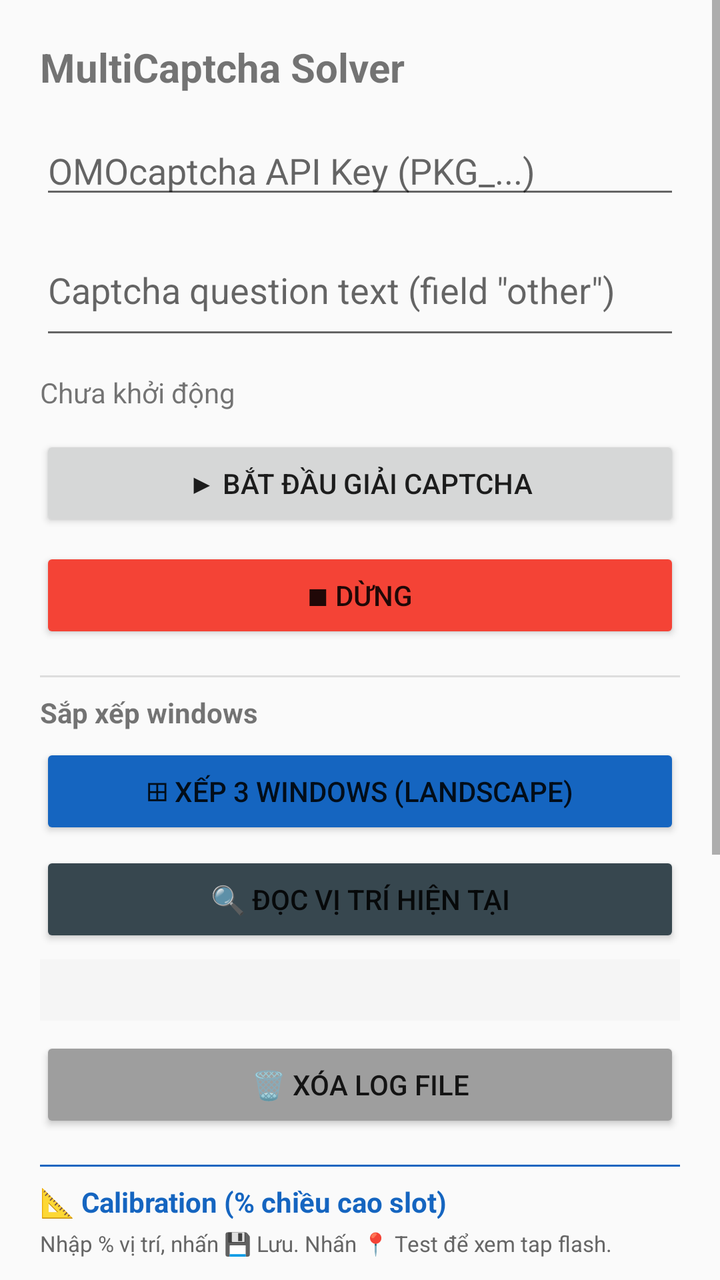
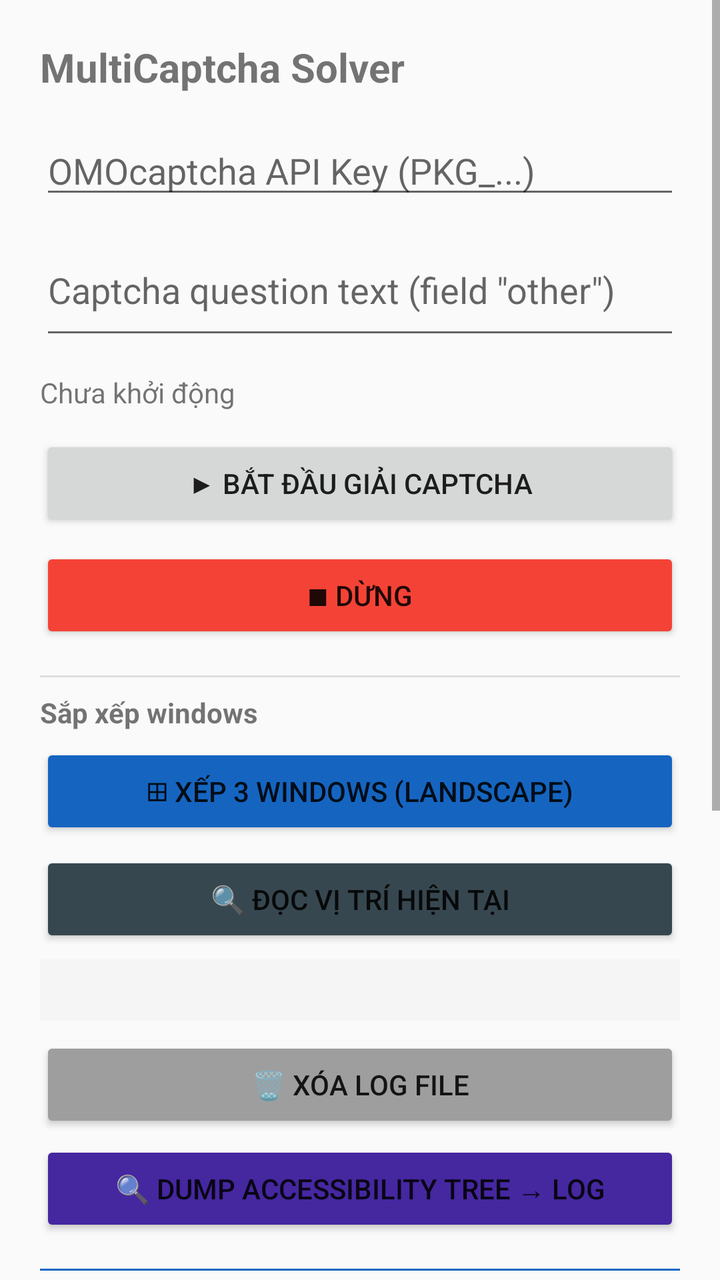

Screens rendered from an Android XML layout before and after an edit, with the pre-edit source and the edit as a unified diff.
<!-- AndroidManifest.xml: application theme Theme.AppCompat.Light.DarkActionBar -->
<!-- res/layout/activity_main.xml -->
<?xml version="1.0" encoding="utf-8"?>
<ScrollView xmlns:android="http://schemas.android.com/apk/res/android"
    android:layout_width="match_parent"
    android:layout_height="match_parent">

    <LinearLayout
        android:layout_width="match_parent"
        android:layout_height="wrap_content"
        android:orientation="vertical"
        android:padding="20dp">

        <TextView
            android:layout_width="wrap_content"
            android:layout_height="wrap_content"
            android:text="MultiCaptcha Solver"
            android:textSize="20sp"
            android:textStyle="bold"
            android:layout_marginBottom="16dp"/>

        <EditText
            android:id="@+id/etApiKey"
            android:layout_width="match_parent"
            android:layout_height="wrap_content"
            android:hint="OMOcaptcha API Key (PKG_...)"
            android:inputType="text"
            android:singleLine="true"
            android:layout_marginBottom="8dp"/>

        <EditText
            android:id="@+id/etCaptchaOther"
            android:layout_width="match_parent"
            android:layout_height="wrap_content"
            android:hint="Captcha question text (field &quot;other&quot;)"
            android:inputType="textMultiLine"
            android:minLines="2"
            android:maxLines="4"
            android:layout_marginBottom="12dp"/>

        <TextView
            android:id="@+id/tvStatus"
            android:layout_width="wrap_content"
            android:layout_height="wrap_content"
            android:text="Chưa khởi động"
            android:layout_marginBottom="12dp"/>

        <Button
            android:id="@+id/btnStart"
            android:layout_width="match_parent"
            android:layout_height="wrap_content"
            android:text="▶ Bắt đầu giải captcha"
            android:layout_marginBottom="8dp"/>

        <Button
            android:id="@+id/btnStop"
            android:layout_width="match_parent"
            android:layout_height="wrap_content"
            android:text="■ Dừng"
            android:backgroundTint="#F44336"
            android:layout_marginBottom="8dp"/>

        
        <View android:layout_width="match_parent" android:layout_height="1dp"
            android:background="#DDDDDD" android:layout_marginTop="8dp" android:layout_marginBottom="8dp"/>

        <TextView android:layout_width="wrap_content" android:layout_height="wrap_content"
            android:text="Sắp xếp windows" android:textStyle="bold" android:layout_marginBottom="6dp"/>

        <Button android:id="@+id/btnLayout" android:layout_width="match_parent"
            android:layout_height="wrap_content" android:text="⊞ Xếp 3 windows (landscape)"
            android:backgroundTint="#1565C0"/>

        <Button android:id="@+id/btnReadPos" android:layout_width="match_parent"
            android:layout_height="wrap_content" android:text="🔍 Đọc vị trí hiện tại"
            android:backgroundTint="#37474F" android:layout_marginTop="6dp"/>

        <TextView android:id="@+id/tvPosInfo" android:layout_width="match_parent"
            android:layout_height="wrap_content" android:textSize="11sp"
            android:fontFamily="monospace" android:layout_marginTop="6dp"
            android:padding="8dp" android:background="#F5F5F5"/>

        <Button android:id="@+id/btnClearLog" android:layout_width="match_parent"
            android:layout_height="wrap_content" android:text="🗑 Xóa log file"
            android:backgroundTint="#9E9E9E" android:layout_marginTop="8dp"/>

        
        <View android:layout_width="match_parent" android:layout_height="1dp"
            android:background="#1565C0" android:layout_marginTop="16dp" android:layout_marginBottom="8dp"/>

        <TextView android:layout_width="wrap_content" android:layout_height="wrap_content"
            android:text="📐 Calibration (% chiều cao slot)"
            android:textStyle="bold" android:textColor="#1565C0" android:layout_marginBottom="4dp"/>

        <TextView android:layout_width="wrap_content" android:layout_height="wrap_content"
            android:text="Nhập % vị trí, nhấn 💾 Lưu. Nhấn 📍 Test để xem tap flash."
            android:textSize="11sp" android:textColor="#666666" android:layout_marginBottom="10dp"/>

        
        <LinearLayout android:layout_width="match_parent" android:layout_height="wrap_content"
            android:orientation="horizontal" android:gravity="center_vertical" android:layout_marginBottom="6dp">
            <TextView android:layout_width="0dp" android:layout_height="wrap_content"
                android:layout_weight="1" android:text="🟩 startBtn detect:"
                android:textSize="12sp"/>
            <EditText android:id="@+id/etStartDetTop" android:layout_width="48dp"
                android:layout_height="wrap_content" android:inputType="numberDecimal"
                android:hint="60" android:textSize="12sp" android:textAlignment="center"/>
            <TextView android:layout_width="wrap_content" android:layout_height="wrap_content"
                android:text=" – " android:textSize="12sp"/>
            <EditText android:id="@+id/etStartDetBot" android:layout_width="48dp"
                android:layout_height="wrap_content" android:inputType="numberDecimal"
                android:hint="69" android:textSize="12sp" android:textAlignment="center"/>
            <TextView android:layout_width="wrap_content" android:layout_height="wrap_content"
                android:text="  tap Y:" android:textSize="12sp"/>
            <EditText android:id="@+id/etStartTapY" android:layout_width="48dp"
                android:layout_height="wrap_content" android:inputType="numberDecimal"
                android:hint="66" android:textSize="12sp" android:textAlignment="center"/>
        </LinearLayout>

        
        <LinearLayout android:layout_width="match_parent" android:layout_height="wrap_content"
            android:orientation="horizontal" android:gravity="center_vertical" android:layout_marginBottom="6dp">
            <TextView android:layout_width="0dp" android:layout_height="wrap_content"
                android:layout_weight="1" android:text="🟡 arrow → tap:"
                android:textSize="12sp"/>
            <TextView android:layout_width="wrap_content" android:layout_height="wrap_content"
                android:text="X:" android:textSize="12sp"/>
            <EditText android:id="@+id/etArrowTapX" android:layout_width="48dp"
                android:layout_height="wrap_content" android:inputType="numberDecimal"
                android:hint="90" android:textSize="12sp" android:textAlignment="center"/>
            <TextView android:layout_width="wrap_content" android:layout_height="wrap_content"
                android:text="  Y:" android:textSize="12sp"/>
            <EditText android:id="@+id/etArrowTapY" android:layout_width="48dp"
                android:layout_height="wrap_content" android:inputType="numberDecimal"
                android:hint="71" android:textSize="12sp" android:textAlignment="center"/>
        </LinearLayout>

        
        <LinearLayout android:layout_width="match_parent" android:layout_height="wrap_content"
            android:orientation="horizontal" android:gravity="center_vertical" android:layout_marginBottom="6dp">
            <TextView android:layout_width="0dp" android:layout_height="wrap_content"
                android:layout_weight="1" android:text="🟦 submitBtn detect:"
                android:textSize="12sp"/>
            <EditText android:id="@+id/etSubDetTop" android:layout_width="48dp"
                android:layout_height="wrap_content" android:inputType="numberDecimal"
                android:hint="75" android:textSize="12sp" android:textAlignment="center"/>
            <TextView android:layout_width="wrap_content" android:layout_height="wrap_content"
                android:text=" – " android:textSize="12sp"/>
            <EditText android:id="@+id/etSubDetBot" android:layout_width="48dp"
                android:layout_height="wrap_content" android:inputType="numberDecimal"
                android:hint="82" android:textSize="12sp" android:textAlignment="center"/>
            <TextView android:layout_width="wrap_content" android:layout_height="wrap_content"
                android:text="  tap Y:" android:textSize="12sp"/>
            <EditText android:id="@+id/etSubTapY" android:layout_width="48dp"
                android:layout_height="wrap_content" android:inputType="numberDecimal"
                android:hint="77" android:textSize="12sp" android:textAlignment="center"/>
        </LinearLayout>

        
        <LinearLayout android:layout_width="match_parent" android:layout_height="wrap_content"
            android:orientation="horizontal" android:gravity="center_vertical" android:layout_marginBottom="4dp">
            <TextView android:layout_width="0dp" android:layout_height="wrap_content"
                android:layout_weight="1" android:text="🟧 matchThis crop X:"
                android:textSize="12sp"/>
            <EditText android:id="@+id/etMatchLeft" android:layout_width="48dp"
                android:layout_height="wrap_content" android:inputType="numberDecimal"
                android:hint="25" android:textSize="12sp" android:textAlignment="center"/>
            <TextView android:layout_width="wrap_content" android:layout_height="wrap_content"
                android:text=" – " android:textSize="12sp"/>
            <EditText android:id="@+id/etMatchRight" android:layout_width="48dp"
                android:layout_height="wrap_content" android:inputType="numberDecimal"
                android:hint="49" android:textSize="12sp" android:textAlignment="center"/>
        </LinearLayout>

        
        <LinearLayout android:layout_width="match_parent" android:layout_height="wrap_content"
            android:orientation="horizontal" android:gravity="center_vertical" android:layout_marginBottom="12dp">
            <TextView android:layout_width="0dp" android:layout_height="wrap_content"
                android:layout_weight="1" android:text="🟧 matchThis crop Y:"
                android:textSize="12sp"/>
            <EditText android:id="@+id/etMatchTop" android:layout_width="48dp"
                android:layout_height="wrap_content" android:inputType="numberDecimal"
                android:hint="45" android:textSize="12sp" android:textAlignment="center"/>
            <TextView android:layout_width="wrap_content" android:layout_height="wrap_content"
                android:text=" – " android:textSize="12sp"/>
            <EditText android:id="@+id/etMatchBot" android:layout_width="48dp"
                android:layout_height="wrap_content" android:inputType="numberDecimal"
                android:hint="65" android:textSize="12sp" android:textAlignment="center"/>
        </LinearLayout>

        
        <LinearLayout android:layout_width="match_parent" android:layout_height="wrap_content"
            android:orientation="horizontal">
            <Button android:id="@+id/btnSaveCalib" android:layout_width="0dp"
                android:layout_height="wrap_content" android:layout_weight="1"
                android:text="💾 Lưu" android:backgroundTint="#2E7D32"
                android:layout_marginEnd="6dp"/>
            <Button android:id="@+id/btnResetCalib" android:layout_width="0dp"
                android:layout_height="wrap_content" android:layout_weight="1"
                android:text="🔁 Reset" android:backgroundTint="#E65100"
                android:layout_marginEnd="6dp"/>
            <Button android:id="@+id/btnTestTap" android:layout_width="0dp"
                android:layout_height="wrap_content" android:layout_weight="1"
                android:text="📍 Test tap" android:backgroundTint="#6A1B9A"/>
        </LinearLayout>

        <TextView android:layout_width="wrap_content" android:layout_height="wrap_content"
            android:text="Log: /storage/emulated/0/Download/solver_debug.txt"
            android:textSize="10sp" android:textColor="#888888" android:layout_marginTop="12dp"/>

        <TextView android:layout_width="wrap_content" android:layout_height="wrap_content"
            android:text="Slots: Slot0=a.baba  Slot1=a.dcdc  Slot2=a.fefe"
            android:textSize="10sp" android:textColor="#888888" android:layout_marginTop="4dp"/>

    </LinearLayout>
</ScrollView>
<!-- resources referenced by this layout -->
<resources>

</resources>

<!-- the commit's change to res/layout/activity_main.xml (unified diff, before → after) -->
@@ -81,6 +81,10 @@
         <Button android:id="@+id/btnClearLog" android:layout_width="match_parent"
             android:layout_height="wrap_content" android:text="🗑 Xóa log file"
             android:backgroundTint="#9E9E9E" android:layout_marginTop="8dp"/>
+
+        <Button android:id="@+id/btnDumpA11y" android:layout_width="match_parent"
+            android:layout_height="wrap_content" android:text="🔍 Dump Accessibility tree → log"
+            android:backgroundTint="#4527A0" android:layout_marginTop="4dp"/>
 
         
         <View android:layout_width="match_parent" android:layout_height="1dp"
